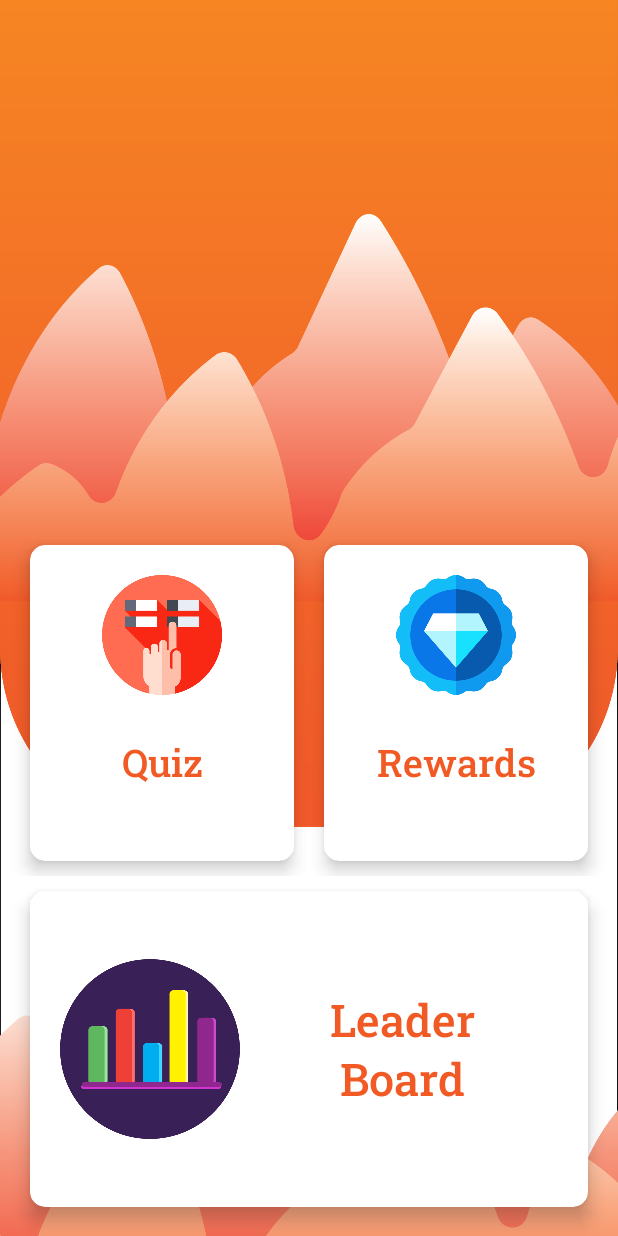
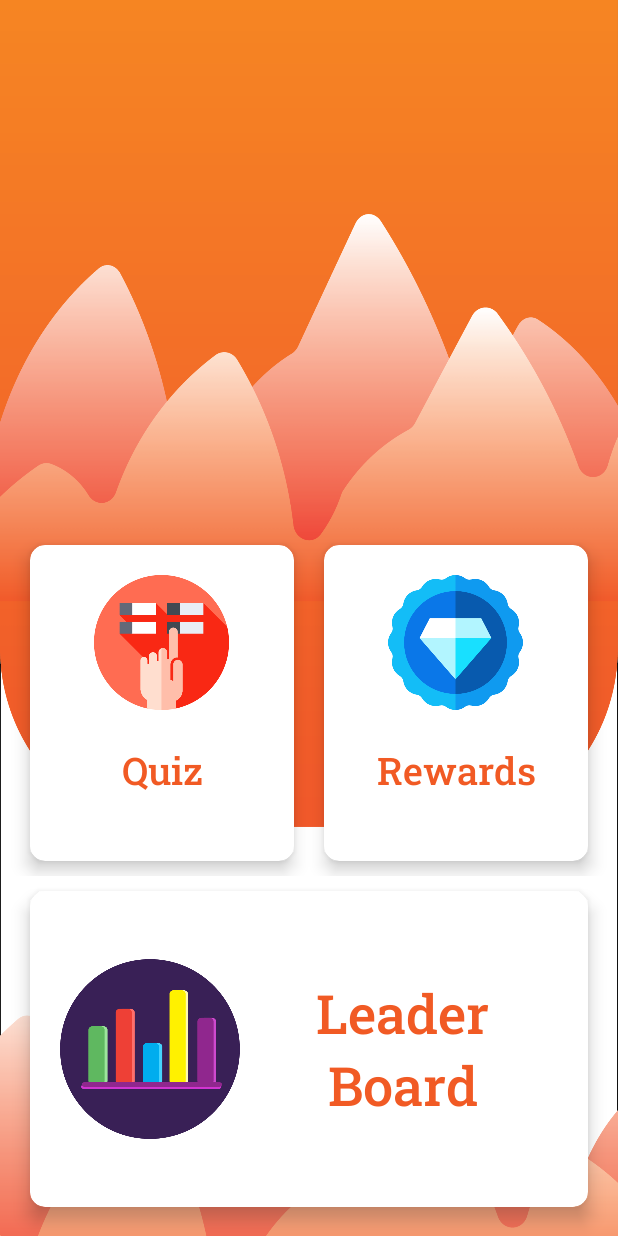
Before and after one commit to Rafiquzzaman420/Geeks-Job, an Android app: the layout home_fragment.xml on its own in the app's theme, with its tools: preview values and no code run, on a phone screen of 412 x 824 dp. Run offline under Robolectric (Android 15) with nearby library versions, the phone set to English and light mode, and no system bars.

Commit message:
EIGHTH COMMIT

```diff
--- a/app/src/main/res/layout/home_fragment.xml
+++ b/app/src/main/res/layout/home_fragment.xml
@@ -55,8 +55,8 @@
 
 
                     <ImageView
-                        android:layout_width="80dp"
-                        android:layout_height="80dp"
+                        android:layout_width="90dp"
+                        android:layout_height="90dp"
                         android:layout_gravity="center"
                         android:background="@drawable/choose" />
 
@@ -98,8 +98,8 @@
 
 
                     <ImageView
-                        android:layout_width="80dp"
-                        android:layout_height="80dp"
+                        android:layout_width="90dp"
+                        android:layout_height="90dp"
                         android:layout_gravity="center"
                         android:background="@drawable/premium" />
 
@@ -177,7 +177,7 @@
                             android:gravity="center"
                             android:text="@string/leader_board"
                             android:textColor="@color/orange"
-                            android:textSize="30sp" />
+                            android:textSize="36sp" />
 
                     </LinearLayout>
 
```
Also changed, not shown: app/src/main/res/drawable/home_600.png, app/src/main/res/drawable/home_720.png, app/src/main/res/mipmap-hdpi/logo.png, app/src/main/res/mipmap-mdpi/logo.png, app/src/main/res/mipmap-xhdpi/logo.png, app/src/main/res/mipmap-xxhdpi/logo.png, app/src/main/res/mipmap-xxxhdpi/logo.png.
